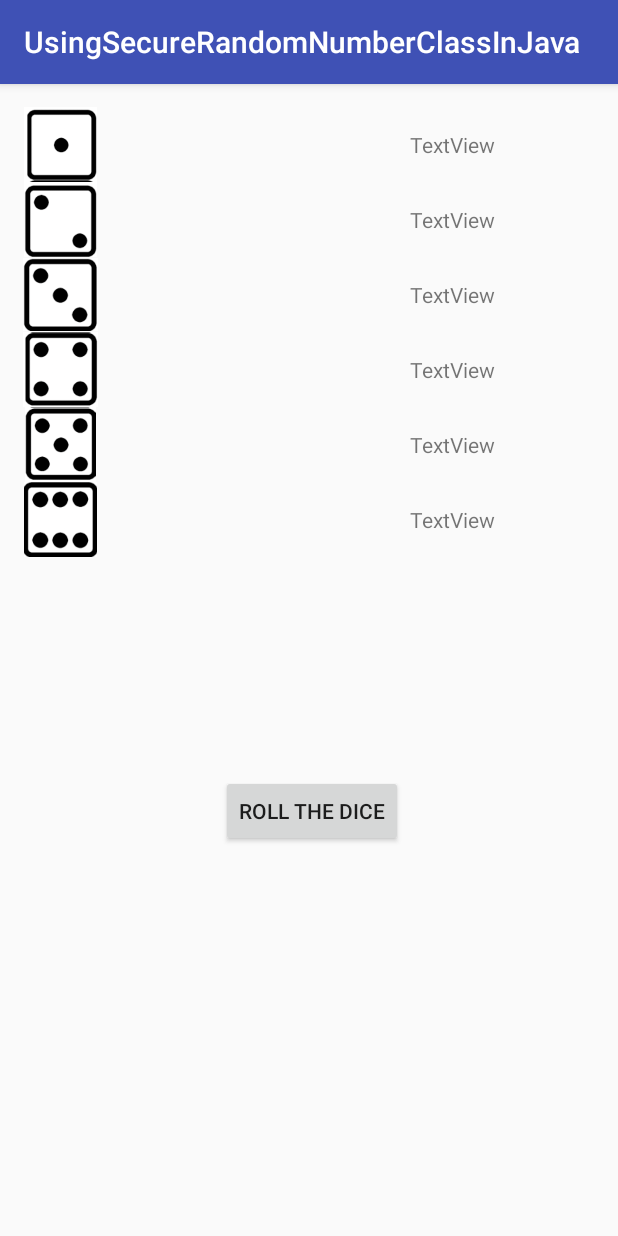
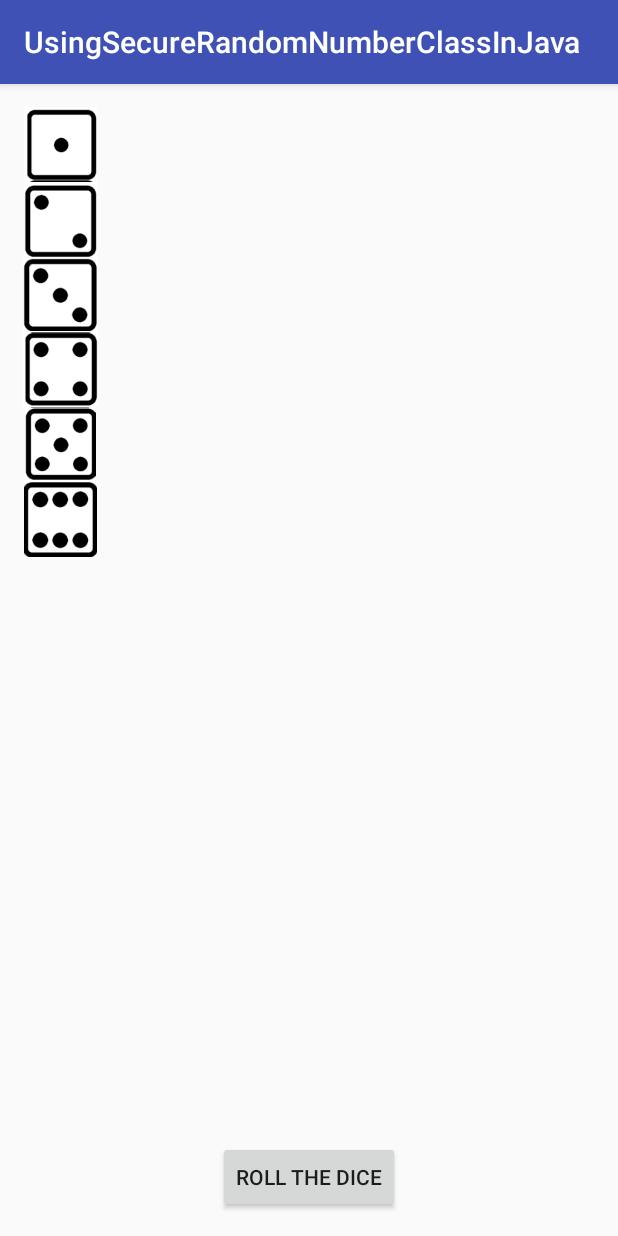
Before and after one commit to blazan420/UsingSecureRandomNumberClassInJava, an Android app: the screen it shows after launch (MainActivity), on a phone screen of 412 x 824 dp. Run offline under Robolectric (Android 15) with nearby library versions, the phone set to English and light mode, and no system bars.

Commit message:
188 App Number 16 - Part3 - Using SecureRandomNumber Class in Java //Coding

```diff
--- a/app/src/main/java/com/example/kevin/usingsecurerandomnumberclassinjava/MainActivity.java
+++ b/app/src/main/java/com/example/kevin/usingsecurerandomnumberclassinjava/MainActivity.java
@@ -2,6 +2,11 @@ package com.example.kevin.usingsecurerandomnumberclassinjava;
 
 import android.support.v7.app.AppCompatActivity;
 import android.os.Bundle;
+import android.view.View;
+import android.widget.Button;
+import android.widget.TextView;
+
+import java.security.SecureRandom;
 
 public class MainActivity extends AppCompatActivity {
 
@@ -9,5 +14,46 @@ public class MainActivity extends AppCompatActivity {
     protected void onCreate(Bundle savedInstanceState) {
         super.onCreate(savedInstanceState);
         setContentView(R.layout.activity_main);
+
+        final TextView txtDiceNumber1 = (TextView)findViewById(R.id.txtDiceNumber1);
+        TextView txtDiceNumber2 = (TextView)findViewById(R.id.txtDiceNumber2);
+        TextView txtDiceNumber3 = (TextView)findViewById(R.id.txtDiceNumber3);
+        TextView txtDiceNumber4 = (TextView)findViewById(R.id.txtDiceNumber4);
+        TextView txtDiceNumber5 = (TextView)findViewById(R.id.txtDiceNumber5);
+        TextView txtDiceNumber6 = (TextView)findViewById(R.id.txtDiceNumber6);
+
+        Button btnRollTheDice = (Button)findViewById(R.id.btnRollTheDice);
+
+        final SecureRandom secureRandomNumbers = new SecureRandom();
+        final int[] occurance = new int[7];
+
+        btnRollTheDice.setOnClickListener(new View.OnClickListener() {
+            @Override
+            public void onClick(View view) {
+
+
+                for (int times = 0; times < 5000000; times++) {
+
+                    int randNum = 1 + secureRandomNumbers.nextInt(6);
+                    ++occurance[randNum];
+
+
+                }
+
+                for (int faceNum = 1; faceNum < occurance.length; faceNum++) {
+
+                    if (faceNum == 1) {
+                        txtDiceNumber1.setText(occurance[faceNum] + "");
+                    }
+
+                }
+            }
+        });
+
+
+
+
+
+
     }
 }
--- a/app/src/main/res/layout/activity_main.xml
+++ b/app/src/main/res/layout/activity_main.xml
@@ -5,6 +5,7 @@
     android:layout_width="match_parent"
     android:layout_height="match_parent"
     android:padding="15dp"
+    app:layout_goneMarginTop="50dp"
     tools:context=".MainActivity">
 
     <LinearLayout
@@ -42,8 +43,7 @@
                     android:layout_height="match_parent"
                     android:layout_gravity="center"
                     android:layout_weight="1"
-                    android:gravity="center"
-                    android:text="TextView" />
+                    android:gravity="center" />
 
             </LinearLayout>
 
@@ -81,8 +81,7 @@
                     android:layout_width="wrap_content"
                     android:layout_height="match_parent"
                     android:layout_weight="1"
-                    android:gravity="center"
-                    android:text="TextView" />
+                    android:gravity="center" />
 
             </LinearLayout>
 
@@ -119,8 +118,7 @@
                     android:layout_width="wrap_content"
                     android:layout_height="match_parent"
                     android:layout_weight="1"
-                    android:gravity="center"
-                    android:text="TextView" />
+                    android:gravity="center" />
             </LinearLayout>
 
         </LinearLayout>
@@ -157,8 +155,7 @@
                     android:layout_width="wrap_content"
                     android:layout_height="match_parent"
                     android:layout_weight="1"
-                    android:gravity="center"
-                    android:text="TextView" />
+                    android:gravity="center" />
 
             </LinearLayout>
 
@@ -196,8 +193,7 @@
                     android:layout_width="wrap_content"
                     android:layout_height="match_parent"
                     android:layout_weight="1"
-                    android:gravity="center"
-                    android:text="TextView" />
+                    android:gravity="center" />
 
             </LinearLayout>
 
@@ -235,8 +231,7 @@
                     android:layout_width="wrap_content"
                     android:layout_height="match_parent"
                     android:layout_weight="1"
-                    android:gravity="center"
-                    android:text="TextView" />
+                    android:gravity="center" />
 
             </LinearLayout>
 
@@ -249,9 +244,8 @@
         android:layout_width="wrap_content"
         android:layout_height="wrap_content"
         android:layout_alignParentBottom="true"
-        android:layout_alignParentEnd="true"
-        android:layout_marginBottom="244dp"
-        android:layout_marginEnd="128dp"
+        android:layout_centerHorizontal="true"
+        android:layout_marginTop="50dp"
         android:text="Roll The Dice" />
 
 </RelativeLayout>
```
